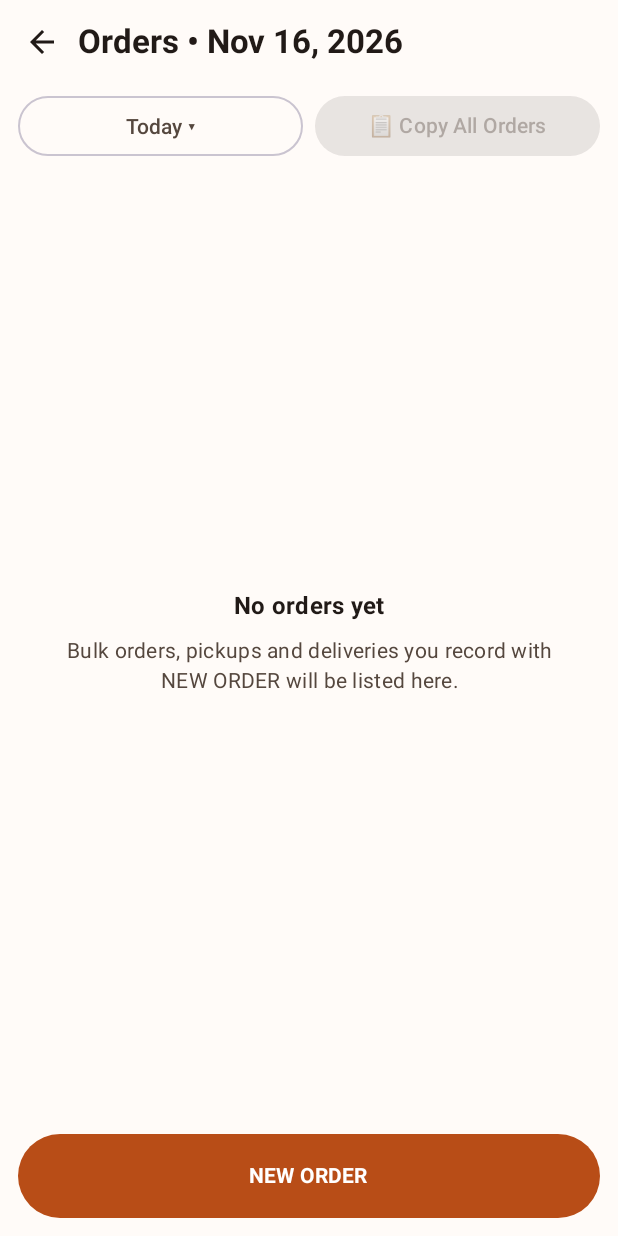
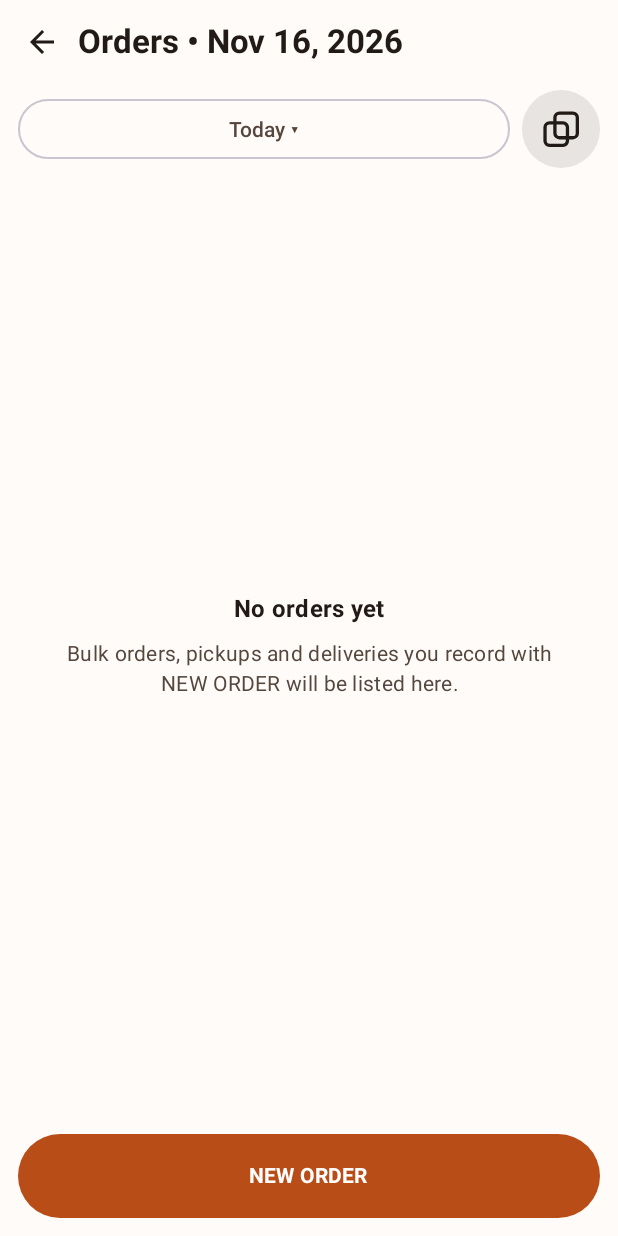
Before and after one commit to sebias0725/Chanos_POS, an Android app built with Jetpack Compose: the composable OrdersScreen shown on its own in the app's theme, on a phone screen of 412 x 824 dp. Run offline under Robolectric (Android 15) with nearby library versions, the phone set to English and light mode, and no system bars; our stand-ins replace Room's generated code.

Commit message:
Add files via upload

```diff
--- a/app/build.gradle.kts
+++ b/app/build.gradle.kts
@@ -13,8 +13,8 @@ android {
         applicationId = "com.shoptracker.pos"
         minSdk = 26
         targetSdk = 34
-        versionCode = 12
-        versionName = "1.8.4"
+        versionCode = 13
+        versionName = "1.8.5"
     }
 
     // A fixed signing key (committed with the project) so every build is signed the same way
--- a/app/src/main/java/com/shoptracker/pos/ui/OrdersScreen.kt
+++ b/app/src/main/java/com/shoptracker/pos/ui/OrdersScreen.kt
@@ -33,6 +33,16 @@ import androidx.compose.material3.Text
 import androidx.compose.material3.TextButton
 import androidx.compose.material3.Checkbox
 import androidx.compose.material3.IconButton
+import androidx.compose.material3.FilledTonalIconButton
+import androidx.compose.foundation.Canvas
+import androidx.compose.foundation.layout.size
+import androidx.compose.ui.geometry.Offset
+import androidx.compose.ui.geometry.CornerRadius
+import androidx.compose.ui.geometry.Size
+import androidx.compose.ui.graphics.drawscope.Stroke
+import androidx.compose.ui.platform.LocalDensity
+import androidx.compose.ui.semantics.contentDescription
+import androidx.compose.ui.semantics.semantics
 
 import androidx.compose.runtime.Composable
 import androidx.compose.runtime.collectAsState
@@ -96,8 +106,30 @@ fun OrdersScreen(vm: MainViewModel, onBack: () -> Unit, onNewOrder: () -> Unit,
             OutlinedButton(onClick = { showDatePicker = true }, modifier = Modifier.weight(1f)) {
                 Text(if (selectedDate == today) "Today ▾" else "${Fmt.localDateText(selectedDate)} ▾")
             }
-            Button(onClick = { copyOrders() }, enabled = orders.isNotEmpty(), modifier = Modifier.weight(1f)) {
-                Text("📋 Copy All Orders")
+            FilledTonalIconButton(
+                onClick = { copyOrders() },
+                enabled = orders.isNotEmpty(),
+                modifier = Modifier.size(52.dp).semantics { contentDescription = "Copy all orders for selected date" }
+            ) {
+                val iconColor = MaterialTheme.colorScheme.onSecondaryContainer
+                Canvas(Modifier.size(25.dp)) {
+                    val line = 2.2.dp.toPx()
+                    // Two overlapping rounded rectangles, matching the requested copy icon.
+                    drawRoundRect(
+                        color = iconColor,
+                        topLeft = Offset(size.width * .34f, size.height * .08f),
+                        size = Size(size.width * .59f, size.height * .65f),
+                        cornerRadius = CornerRadius(3.dp.toPx()),
+                        style = Stroke(width = line)
+                    )
+                    drawRoundRect(
+                        color = iconColor,
+                        topLeft = Offset(size.width * .08f, size.height * .34f),
+                        size = Size(size.width * .59f, size.height * .59f),
+                        cornerRadius = CornerRadius(3.dp.toPx()),
+                        style = Stroke(width = line)
+                    )
+                }
             }
         }
         if (copied) Text("${orders.size} orders copied to clipboard", modifier = Modifier.padding(horizontal = 12.dp), color = MaterialTheme.colorScheme.primary)
```
